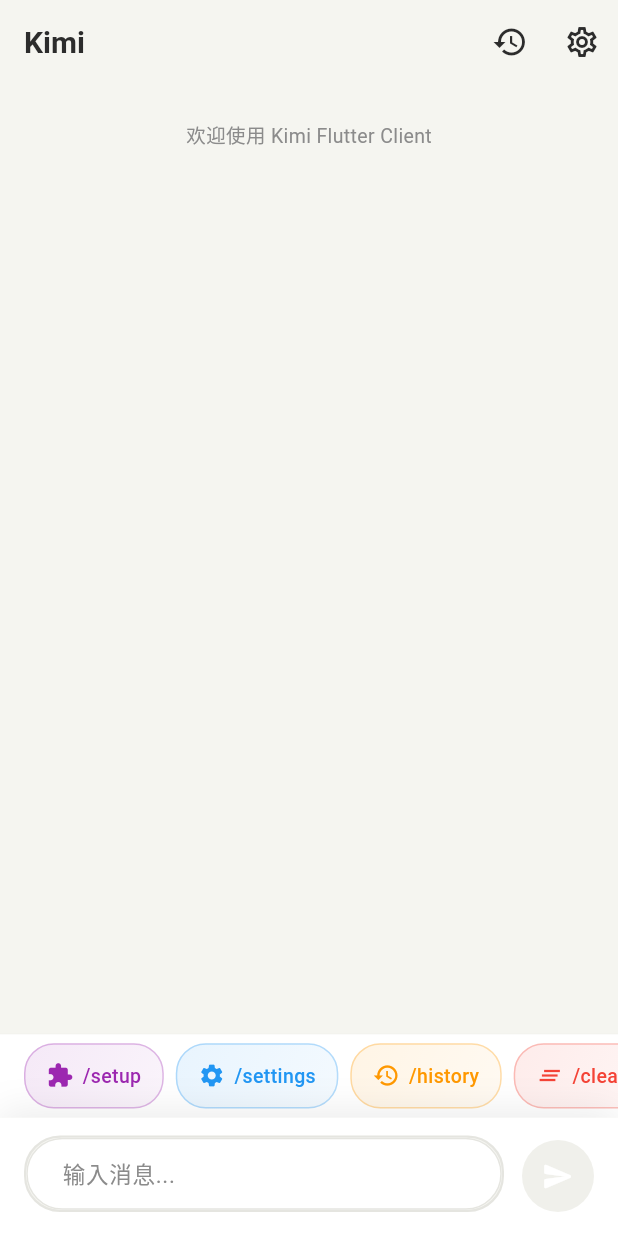
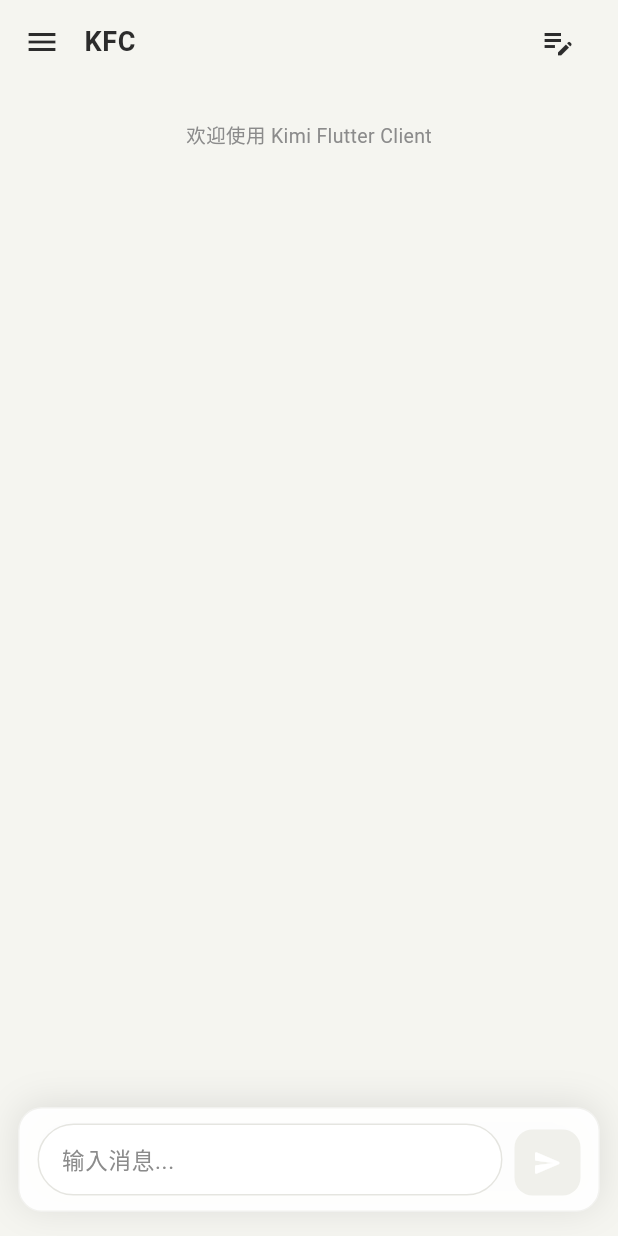
Before and after one commit to king0929zion/KFC, a Flutter app: the ChatScreen screen opened directly, on a phone screen of 412 x 824 dp. Run offline on Flutter 3.47's test engine with Material 3 defaults, Android fonts, the phone set to English and light mode, and no system bars; our stand-ins replace flutter_highlight, shared_preferences, sqflite; accounts and stored records are empty.

Commit message:
feat: Redesign UI with modern chatbot layout
UI Improvements:
- Remove AI avatar, cleaner assistant messages
- Add custom AppBar with hamburger menu and KFC branding
- Add gradient fade effect on AppBar when scrolling
- Implement drawer sidebar with history and settings
- Move new conversation button to top-right
- Floating input area with backdrop blur effect
- Round square buttons instead of circular (12px radius)
- Remove quick command bar for cleaner interface
- Reduce top padding for more content space
- Input field floats over chat area with dynamic blur
- Messages auto-scroll up when keyboard appears

Layout Changes:
- Left menu icon opens drawer with history
- Settings moved to drawer bottom
- Floating input with glass morphism effect
- Send button now round square shape
- Clean, modern chatbot aesthetic

```diff
--- a/lib/screens/chat_screen.dart
+++ b/lib/screens/chat_screen.dart
@@ -1,3 +1,5 @@
+import 'dart:ui';
+
 import 'package:flutter/material.dart';
 import 'package:flutter/services.dart';
 import 'package:kfc/config/theme.dart';
@@ -24,18 +26,28 @@
 class _ChatScreenState extends State<ChatScreen> {
   final TextEditingController _messageController = TextEditingController();
   final ScrollController _scrollController = ScrollController();
+  final GlobalKey<ScaffoldState> _scaffoldKey = GlobalKey<ScaffoldState>();
   final List<Message> _messages = [];
   final PermissionService _permissionService = PermissionService();
   final DatabaseService _dbService = DatabaseService();
+  final FocusNode _inputFocusNode = FocusNode();
 
   bool _isLoading = false;
   String? _currentConversationId;
   StreamMessage? _streamingMessage; // 当前流式消息
+  double _scrollOffset = 0.0;
 
   @override
   void initState() {
     super.initState();
     _initConversation();
+    _scrollController.addListener(_onScroll);
+  }
+
+  void _onScroll() {
+    setState(() {
+      _scrollOffset = _scrollController.offset;
+    });
   }
 
   Future<void> _initConversation() async {
@@ -59,6 +71,7 @@
   void dispose() {
     _messageController.dispose();
     _scrollController.dispose();
+    _inputFocusNode.dispose();
     super.dispose();
   }
 
@@ -307,46 +320,23 @@
   @override
   Widget build(BuildContext context) {
     return Scaffold(
-      appBar: AppBar(
-        title: const Text('Kimi'),
-        actions: [
-          IconButton(
-            icon: const Icon(Icons.history),
-            onPressed: () {
-              Navigator.push(
-                context,
-                MaterialPageRoute(
-                  builder: (context) => ConversationHistoryScreen(
-                    onConversationSelected: (id) {
-                      // TODO: 加载选中的会话
-                    },
-                  ),
-                ),
-              );
-            },
-            tooltip: '会话历史',
-          ),
-          IconButton(
-            icon: const Icon(Icons.settings_outlined),
-            onPressed: () {
-              Navigator.push(
-                context,
-                MaterialPageRoute(builder: (context) => const McpConfigScreen()),
-              );
-            },
-            tooltip: '设置',
-          ),
-        ],
-      ),
-      body: Column(
+      key: _scaffoldKey,
+      drawer: _buildDrawer(),
+      body: Stack(
         children: [
+          // 主内容区
+          Column(
+            children: [
+              // 自定义顶部栏
+              _buildCustomAppBar(),
+
               // 消息列表
               Expanded(
                 child: _messages.isEmpty
                     ? EmptyState(
                         icon: Icons.chat_bubble_outline,
                         title: '开始对话',
-                    subtitle: '试试问我任何问题,或者使用下方的快捷命令',
+                        subtitle: '试试问我任何问题',
                         action: Wrap(
                           spacing: 8,
                           runSpacing: 8,
@@ -360,7 +350,7 @@
                       )
                     : ListView.builder(
                         controller: _scrollController,
-                    padding: const EdgeInsets.symmetric(vertical: 16),
+                        padding: const EdgeInsets.only(top: 16, bottom: 100, left: 8, right: 8),
                         itemCount: _messages.length +
                             (_streamingMessage != null ? 1 : 0) +
                             (_isLoading ? 1 : 0),
@@ -389,12 +379,16 @@
                         },
                       ),
               ),
+            ],
+          ),
 
-          // 快捷命令栏
-          _buildQuickCommands(),
-
-          // 输入框
-          _buildInputArea(),
+          // 输入框悬浮在底部
+          Positioned(
+            left: 0,
+            right: 0,
+            bottom: 0,
+            child: _buildFloatingInputArea(),
+          ),
         ],
       ),
     );
@@ -444,96 +438,207 @@
     );
   }
 
-  /// 快捷命令栏
-  Widget _buildQuickCommands() {
-    final commands = [
-      {'label': '/setup', 'icon': Icons.extension, 'color': Colors.purple},
-      {'label': '/settings', 'icon': Icons.settings, 'color': Colors.blue},
-      {'label': '/history', 'icon': Icons.history, 'color': Colors.orange},
-      {'label': '/clear', 'icon': Icons.clear_all, 'color': Colors.red},
-      {'label': '/help', 'icon': Icons.help_outline, 'color': Colors.green},
-    ];
+  /// 自定义顶部栏
+  Widget _buildCustomAppBar() {
+    // 计算渐变透明度，最多滚动100像素就完全透明
+    final opacity = (_scrollOffset / 100).clamp(0.0, 1.0);
 
     return Container(
-      height: 56,
-      decoration: const BoxDecoration(
-        color: AppTheme.cardBackground,
+      padding: EdgeInsets.only(
+        top: MediaQuery.of(context).padding.top + 4,
+        left: 4,
+        right: 16,
+        bottom: 4,
+      ),
+      decoration: BoxDecoration(
+        color: AppTheme.primaryBackground.withOpacity(opacity),
         border: Border(
-          top: BorderSide(color: AppTheme.dividerColor, width: 0.5),
+          bottom: BorderSide(
+            color: AppTheme.dividerColor.withOpacity(opacity),
+            width: 0.5,
           ),
-      ),
-      child: ListView.builder(
-        scrollDirection: Axis.horizontal,
-        padding: const EdgeInsets.symmetric(horizontal: 12, vertical: 6),
-        itemCount: commands.length,
-        itemBuilder: (context, index) {
-          final cmd = commands[index];
-          final color = cmd['color'] as Color;
-          return Padding(
-            padding: const EdgeInsets.symmetric(horizontal: 4),
-            child: Material(
-              color: Colors.transparent,
-              child: InkWell(
-                onTap: () => _handleQuickCommand(cmd['label'] as String),
-                borderRadius: BorderRadius.circular(20),
-                child: Container(
-                  padding: const EdgeInsets.symmetric(horizontal: 14, vertical: 8),
-                  decoration: BoxDecoration(
-                    borderRadius: BorderRadius.circular(20),
-                    border: Border.all(
-                      color: color.withOpacity(0.3),
-                      width: 1,
-                    ),
-                    gradient: LinearGradient(
-                      colors: [
-                        color.withOpacity(0.1),
-                        color.withOpacity(0.05),
-                      ],
-                      begin: Alignment.topLeft,
-                      end: Alignment.bottomRight,
         ),
       ),
       child: Row(
-                    mainAxisSize: MainAxisSize.min,
         children: [
-                      Icon(
-                        cmd['icon'] as IconData,
-                        size: 18,
-                        color: color,
+          // 三条杠菜单按钮
+          IconButton(
+            icon: const Icon(Icons.menu, size: 24),
+            onPressed: () => _scaffoldKey.currentState?.openDrawer(),
+            tooltip: '菜单',
           ),
-                      const SizedBox(width: 6),
-                      Text(
-                        cmd['label'] as String,
+
+          // KFC 文字
+          const SizedBox(width: 4),
+          const Text(
+            'KFC',
             style: TextStyle(
-                          color: color,
-                          fontSize: 13,
-                          fontWeight: FontWeight.w500,
+              fontSize: 18,
+              fontWeight: FontWeight.w600,
+              color: AppTheme.textPrimary,
+              letterSpacing: 0.5,
+            ),
+          ),
+
+          const Spacer(),
+
+          // 新建对话按钮
+          IconButton(
+            icon: const Icon(Icons.edit_note_outlined, size: 24),
+            onPressed: _newConversation,
+            tooltip: '新建对话',
+          ),
+        ],
+      ),
+    );
+  }
+
+  /// 新建对话
+  void _newConversation() {
+    setState(() {
+      _messages.clear();
+      _streamingMessage = null;
+      _isLoading = false;
+    });
+    _initConversation();
+  }
+
+  /// 侧边栏抽屉
+  Widget _buildDrawer() {
+    return Drawer(
+      child: Column(
+        children: [
+          // 头部
+          Container(
+            padding: EdgeInsets.only(
+              top: MediaQuery.of(context).padding.top + 16,
+              left: 20,
+              right: 20,
+              bottom: 16,
+            ),
+            decoration: const BoxDecoration(
+              border: Border(
+                bottom: BorderSide(color: AppTheme.dividerColor),
+              ),
+            ),
+            child: Row(
+              children: [
+                Container(
+                  width: 40,
+                  height: 40,
+                  decoration: BoxDecoration(
+                    borderRadius: BorderRadius.circular(8),
+                    gradient: const LinearGradient(
+                      colors: [AppTheme.accentColor, Color(0xFF4A90E2)],
+                    ),
+                  ),
+                  child: const Icon(
+                    Icons.auto_awesome,
+                    color: Colors.white,
+                    size: 24,
+                  ),
+                ),
+                const SizedBox(width: 12),
+                const Text(
+                  '历史记录',
+                  style: TextStyle(
+                    fontSize: 18,
+                    fontWeight: FontWeight.w600,
                   ),
                 ),
               ],
             ),
           ),
+
+          // 历史记录列表
+          Expanded(
+            child: ListView(
+              padding: const EdgeInsets.symmetric(vertical: 8),
+              children: [
+                ListTile(
+                  leading: const Icon(Icons.history, size: 20),
+                  title: const Text('今天'),
+                  dense: true,
+                  onTap: () {},
+                ),
+                ListTile(
+                  leading: const Icon(Icons.chat_bubble_outline, size: 20),
+                  title: const Text('新会话'),
+                  dense: true,
+                  onTap: () {
+                    Navigator.pop(context);
+                    _newConversation();
+                  },
+                ),
+                const Divider(),
+                ListTile(
+                  leading: const Icon(Icons.folder_outlined, size: 20),
+                  title: const Text('查看全部历史'),
+                  dense: true,
+                  onTap: () {
+                    Navigator.pop(context);
+                    Navigator.push(
+                      context,
+                      MaterialPageRoute(
+                        builder: (context) => ConversationHistoryScreen(
+                          onConversationSelected: (id) {
+                            // TODO: 加载选中的会话
+                          },
                         ),
                       ),
                     );
                   },
                 ),
+              ],
+            ),
+          ),
+
+          // 底部设置按钮
+          const Divider(height: 1),
+          ListTile(
+            leading: const Icon(Icons.settings_outlined),
+            title: const Text('设置'),
+            onTap: () {
+              Navigator.pop(context);
+              Navigator.push(
+                context,
+                MaterialPageRoute(builder: (context) => const SettingsScreen()),
+              );
+            },
+          ),
+          SizedBox(height: MediaQuery.of(context).padding.bottom),
+        ],
+      ),
     );
   }
 
-  /// 输入区域
-  Widget _buildInputArea() {
+  /// 悬浮输入框
+  Widget _buildFloatingInputArea() {
     return Container(
-      padding: const EdgeInsets.fromLTRB(16, 12, 16, 16),
+      margin: const EdgeInsets.fromLTRB(12, 0, 12, 16),
       decoration: BoxDecoration(
-        color: AppTheme.cardBackground,
+        borderRadius: BorderRadius.circular(16),
         boxShadow: [
           BoxShadow(
-            color: Colors.black.withOpacity(0.08),
+            color: Colors.black.withOpacity(0.1),
             blurRadius: 20,
-            offset: const Offset(0, -4),
+            offset: const Offset(0, -2),
           ),
         ],
+      ),
+      child: ClipRRect(
+        borderRadius: BorderRadius.circular(16),
+        child: BackdropFilter(
+          filter: ImageFilter.blur(sigmaX: 10, sigmaY: 10),
+          child: Container(
+            padding: const EdgeInsets.symmetric(horizontal: 12, vertical: 10),
+            decoration: BoxDecoration(
+              color: AppTheme.cardBackground.withOpacity(0.95),
+              borderRadius: BorderRadius.circular(16),
+              border: Border.all(
+                color: AppTheme.borderColor.withOpacity(0.5),
+                width: 1,
+              ),
             ),
             child: Row(
               crossAxisAlignment: CrossAxisAlignment.end,
@@ -541,18 +646,9 @@
                 Expanded(
                   child: Container(
                     constraints: const BoxConstraints(maxHeight: 120),
-              decoration: BoxDecoration(
-                color: AppTheme.primaryBackground,
-                borderRadius: BorderRadius.circular(24),
-                border: Border.all(
-                  color: _messageController.text.isNotEmpty
-                      ? AppTheme.accentColor.withOpacity(0.5)
-                      : AppTheme.borderColor,
-                  width: 1.5,
-                ),
-              ),
                     child: TextField(
                       controller: _messageController,
+                      focusNode: _inputFocusNode,
                       decoration: const InputDecoration(
                         hintText: '输入消息...',
                         hintStyle: TextStyle(
@@ -561,15 +657,15 @@
                         ),
                         border: InputBorder.none,
                         contentPadding: EdgeInsets.symmetric(
-                    horizontal: 20,
-                    vertical: 12,
+                          horizontal: 12,
+                          vertical: 10,
                         ),
                       ),
                       maxLines: null,
                       keyboardType: TextInputType.multiline,
                       textInputAction: TextInputAction.newline,
                       onSubmitted: (_) => _sendMessage(),
-                onChanged: (_) => setState(() {}), // 更新边框颜色
+                      onChanged: (_) => setState(() {}),
                       style: const TextStyle(
                         fontSize: 15,
                         height: 1.4,
@@ -577,18 +673,20 @@
                     ),
                   ),
                 ),
-          const SizedBox(width: 12),
+                const SizedBox(width: 8),
+                // 圆角方形发送按钮
                 AnimatedContainer(
                   duration: const Duration(milliseconds: 200),
-            width: 48,
-            height: 48,
+                  width: 44,
+                  height: 44,
                   decoration: BoxDecoration(
+                    borderRadius: BorderRadius.circular(12),
                     gradient: _isLoading || _messageController.text.isEmpty
                         ? null
-                  : LinearGradient(
+                        : const LinearGradient(
                             colors: [
                               AppTheme.accentColor,
-                        AppTheme.accentColor.withOpacity(0.8),
+                              Color(0xFF4A90E2),
                             ],
                             begin: Alignment.topLeft,
                             end: Alignment.bottomRight,
@@ -596,7 +694,6 @@
                     color: _isLoading || _messageController.text.isEmpty
                         ? AppTheme.dividerColor
                         : null,
-              shape: BoxShape.circle,
                     boxShadow: _messageController.text.isNotEmpty && !_isLoading
                         ? [
                             BoxShadow(
@@ -607,19 +704,26 @@
                           ]
                         : null,
                   ),
-            child: IconButton(
-              icon: Icon(
-                _isLoading ? Icons.stop_circle_outlined : Icons.send_rounded,
-                color: Colors.white,
-                size: 22,
-              ),
-              onPressed: _isLoading || _messageController.text.isEmpty
+                  child: Material(
+                    color: Colors.transparent,
+                    child: InkWell(
+                      onTap: _isLoading || _messageController.text.isEmpty
                           ? null
                           : _sendMessage,
+                      borderRadius: BorderRadius.circular(12),
+                      child: Icon(
+                        _isLoading ? Icons.stop_rounded : Icons.send_rounded,
+                        color: Colors.white,
+                        size: 20,
+                      ),
+                    ),
                   ),
                 ),
               ],
             ),
+          ),
+        ),
+      ),
     );
   }
 }
--- a/lib/widgets/message_bubble.dart
+++ b/lib/widgets/message_bubble.dart
@@ -134,28 +134,6 @@
         mainAxisAlignment: MainAxisAlignment.start,
         crossAxisAlignment: CrossAxisAlignment.start,
         children: [
-          // AI 头像
-          Container(
-            width: 32,
-            height: 32,
-            margin: const EdgeInsets.only(right: 8, top: 2),
-            decoration: BoxDecoration(
-              gradient: LinearGradient(
-                colors: [
-                  AppTheme.accentColor.withOpacity(0.8),
-                  AppTheme.accentColor,
-                ],
-                begin: Alignment.topLeft,
-                end: Alignment.bottomRight,
-              ),
-              shape: BoxShape.circle,
-            ),
-            child: const Icon(
-              Icons.auto_awesome,
-              size: 18,
-              color: Colors.white,
-            ),
-          ),
           Flexible(
             child: GestureDetector(
               onLongPress: () => _showMessageMenu(context),
```
Lines whose indentation alone changed are shown as unchanged.
